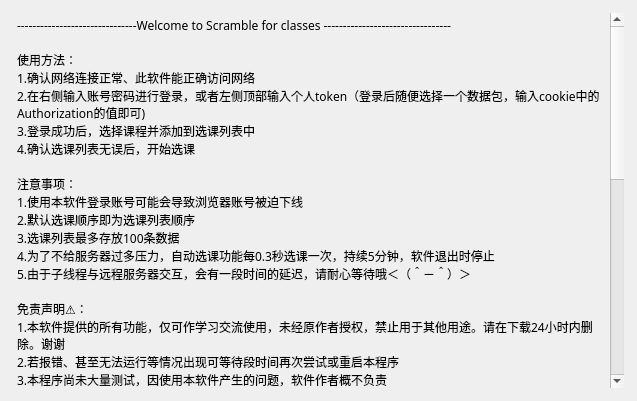
The window that usage.ui (Alexation/Scramble_Classes) describes before a commit, drawn with Qt 5.
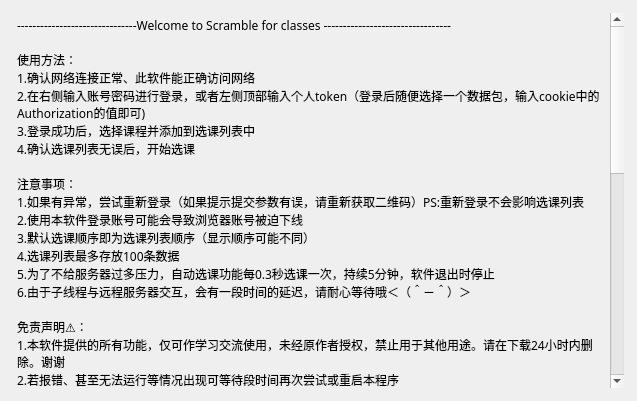
The same window after the commit.

Diff of the .ui file:
```diff
--- a/usage.ui
+++ b/usage.ui
@@ -69,11 +69,12 @@
 &lt;p style=&quot; margin-top:0px; margin-bottom:0px; margin-left:0px; margin-right:0px; -qt-block-indent:0; text-indent:0px;&quot;&gt;4.确认选课列表无误后，开始选课&lt;/p&gt;
 &lt;p style=&quot;-qt-paragraph-type:empty; margin-top:0px; margin-bottom:0px; margin-left:0px; margin-right:0px; -qt-block-indent:0; text-indent:0px;&quot;&gt;&lt;br /&gt;&lt;/p&gt;
 &lt;p style=&quot; margin-top:0px; margin-bottom:0px; margin-left:0px; margin-right:0px; -qt-block-indent:0; text-indent:0px;&quot;&gt;注意事项：&lt;/p&gt;
-&lt;p style=&quot; margin-top:0px; margin-bottom:0px; margin-left:0px; margin-right:0px; -qt-block-indent:0; text-indent:0px;&quot;&gt;1.使用本软件登录账号可能会导致浏览器账号被迫下线&lt;/p&gt;
-&lt;p style=&quot; margin-top:0px; margin-bottom:0px; margin-left:0px; margin-right:0px; -qt-block-indent:0; text-indent:0px;&quot;&gt;2.默认选课顺序即为选课列表顺序&lt;/p&gt;
-&lt;p style=&quot; margin-top:0px; margin-bottom:0px; margin-left:0px; margin-right:0px; -qt-block-indent:0; text-indent:0px;&quot;&gt;3.选课列表最多存放100条数据&lt;/p&gt;
-&lt;p style=&quot; margin-top:0px; margin-bottom:0px; margin-left:0px; margin-right:0px; -qt-block-indent:0; text-indent:0px;&quot;&gt;4.为了不给服务器过多压力，自动选课功能每0.3秒选课一次，持续5分钟，软件退出时停止&lt;/p&gt;
-&lt;p style=&quot; margin-top:0px; margin-bottom:0px; margin-left:0px; margin-right:0px; -qt-block-indent:0; text-indent:0px;&quot;&gt;5.由于子线程与远程服务器交互，会有一段时间的延迟，请耐心等待哦＜（＾－＾）＞&lt;/p&gt;
+&lt;p style=&quot; margin-top:0px; margin-bottom:0px; margin-left:0px; margin-right:0px; -qt-block-indent:0; text-indent:0px;&quot;&gt;1.如果有异常，尝试重新登录（如果提示提交参数有误，请重新获取二维码）PS:重新登录不会影响选课列表&lt;/p&gt;
+&lt;p style=&quot; margin-top:0px; margin-bottom:0px; margin-left:0px; margin-right:0px; -qt-block-indent:0; text-indent:0px;&quot;&gt;2.使用本软件登录账号可能会导致浏览器账号被迫下线&lt;/p&gt;
+&lt;p style=&quot; margin-top:0px; margin-bottom:0px; margin-left:0px; margin-right:0px; -qt-block-indent:0; text-indent:0px;&quot;&gt;3.默认选课顺序即为选课列表顺序（显示顺序可能不同）&lt;/p&gt;
+&lt;p style=&quot; margin-top:0px; margin-bottom:0px; margin-left:0px; margin-right:0px; -qt-block-indent:0; text-indent:0px;&quot;&gt;4.选课列表最多存放100条数据&lt;/p&gt;
+&lt;p style=&quot; margin-top:0px; margin-bottom:0px; margin-left:0px; margin-right:0px; -qt-block-indent:0; text-indent:0px;&quot;&gt;5.为了不给服务器过多压力，自动选课功能每0.3秒选课一次，持续5分钟，软件退出时停止&lt;/p&gt;
+&lt;p style=&quot; margin-top:0px; margin-bottom:0px; margin-left:0px; margin-right:0px; -qt-block-indent:0; text-indent:0px;&quot;&gt;6.由于子线程与远程服务器交互，会有一段时间的延迟，请耐心等待哦＜（＾－＾）＞&lt;/p&gt;
 &lt;p style=&quot;-qt-paragraph-type:empty; margin-top:0px; margin-bottom:0px; margin-left:0px; margin-right:0px; -qt-block-indent:0; text-indent:0px;&quot;&gt;&lt;br /&gt;&lt;/p&gt;
 &lt;p style=&quot; margin-top:0px; margin-bottom:0px; margin-left:0px; margin-right:0px; -qt-block-indent:0; text-indent:0px;&quot;&gt;免责声明⚠：&lt;/p&gt;
 &lt;p style=&quot; margin-top:0px; margin-bottom:0px; margin-left:0px; margin-right:0px; -qt-block-indent:0; text-indent:0px;&quot;&gt;1.本软件提供的所有功能，仅可作学习交流使用，未经原作者授权，禁止用于其他用途。请在下载24小时内删除。谢谢&lt;/p&gt;
@@ -88,7 +89,8 @@
 &lt;p style=&quot; margin-top:0px; margin-bottom:0px; margin-left:0px; margin-right:0px; -qt-block-indent:0; text-indent:0px;&quot;&gt;更新说明：&lt;/p&gt;
 &lt;p style=&quot; margin-top:0px; margin-bottom:0px; margin-left:0px; margin-right:0px; -qt-block-indent:0; text-indent:0px;&quot;&gt;v5.0&lt;/p&gt;
 &lt;p style=&quot; margin-top:0px; margin-bottom:0px; margin-left:0px; margin-right:0px; -qt-block-indent:0; text-indent:0px;&quot;&gt;1.增加自动选课功能&lt;/p&gt;
-&lt;p style=&quot; margin-top:0px; margin-bottom:0px; margin-left:0px; margin-right:0px; -qt-block-indent:0; text-indent:0px;&quot;&gt;2.多线程选课（经测试当选课列表有100门课程时，选课时间缩短0.03秒）&lt;/p&gt;
+&lt;p style=&quot; margin-top:0px; margin-bottom:0px; margin-left:0px; margin-right:0px; -qt-block-indent:0; text-indent:0px;&quot;&gt;2.多线程选课（经测试每添加一节课，选课时间平均缩短0.01秒）&lt;/p&gt;
+&lt;p style=&quot; margin-top:0px; margin-bottom:0px; margin-left:0px; margin-right:0px; -qt-block-indent:0; text-indent:0px;&quot;&gt;3.防止token刷新，保留选课列表数据&lt;/p&gt;
 &lt;p style=&quot;-qt-paragraph-type:empty; margin-top:0px; margin-bottom:0px; margin-left:0px; margin-right:0px; -qt-block-indent:0; text-indent:0px;&quot;&gt;&lt;br /&gt;&lt;/p&gt;
 &lt;p style=&quot; margin-top:0px; margin-bottom:0px; margin-left:0px; margin-right:0px; -qt-block-indent:0; text-indent:0px;&quot;&gt;v4.0&lt;/p&gt;
 &lt;p style=&quot; margin-top:0px; margin-bottom:0px; margin-left:0px; margin-right:0px; -qt-block-indent:0; text-indent:0px;&quot;&gt;1.再次重构程序代码，添加选修课程搜索功能&lt;/p&gt;
```
